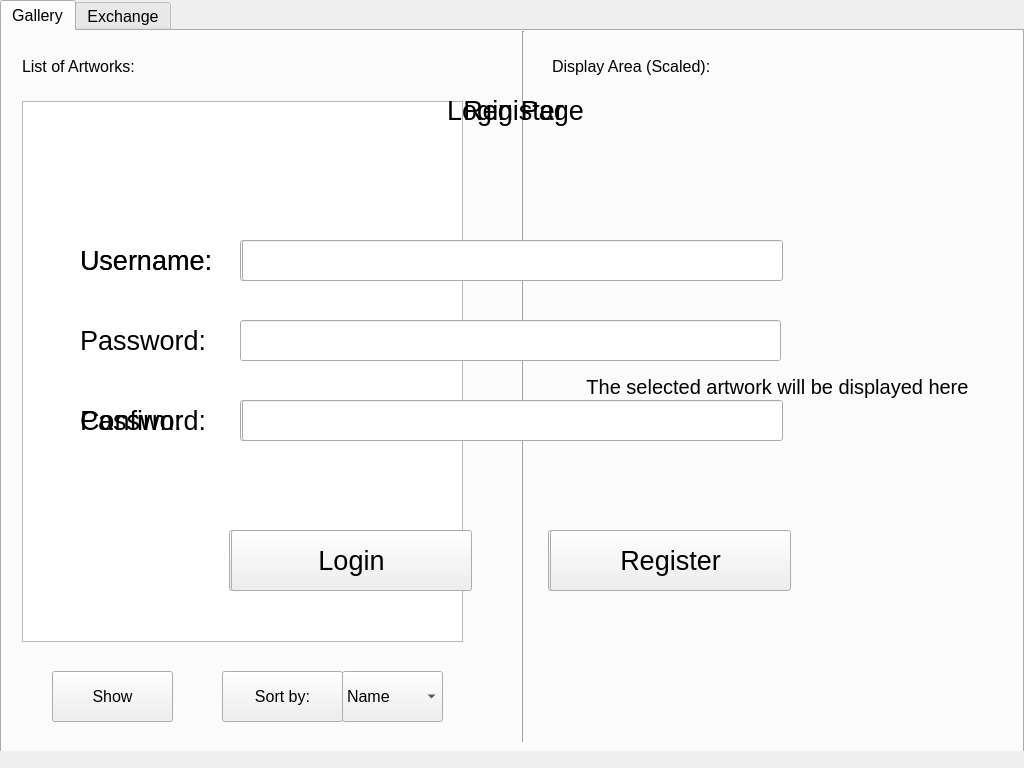
This is App.ui in kelvinEL20/3334Group as Qt 5 draws it before an edit. The edited form follows.
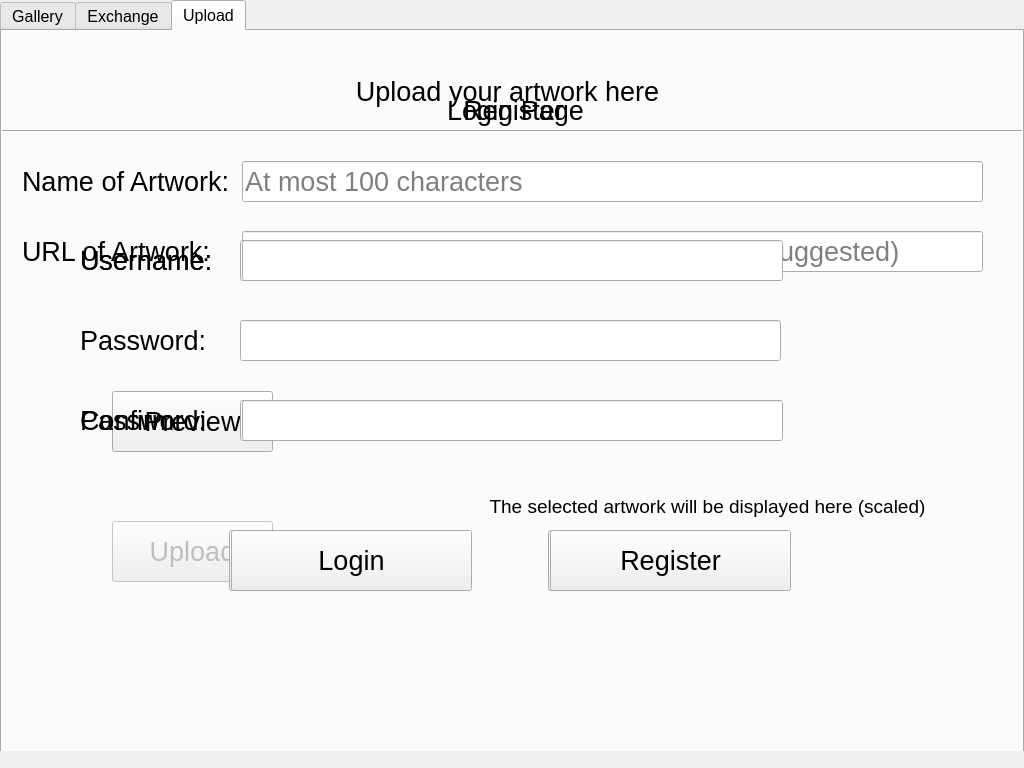
This is the edited form. The open tabs and pages were chosen to show the change.

Commit message: logout, show, sort finished upload tab added

Diff of the .ui file:
```diff
--- a/App.ui
+++ b/App.ui
@@ -454,7 +454,7 @@
         <rect>
          <x>340</x>
          <y>640</y>
-         <width>101</width>
+         <width>131</width>
          <height>51</height>
         </rect>
        </property>
@@ -482,7 +482,7 @@
         <cursorShape>PointingHandCursor</cursorShape>
        </property>
        <property name="text">
-        <string>Sort by:</string>
+        <string>Sort by</string>
        </property>
       </widget>
       <widget class="Line" name="GalleryLine">
@@ -491,7 +491,7 @@
          <x>511</x>
          <y>0</y>
          <width>21</width>
-         <height>711</height>
+         <height>601</height>
         </rect>
        </property>
        <property name="orientation">
@@ -736,6 +736,189 @@
        </property>
       </widget>
      </widget>
+     <widget class="QWidget" name="AppPageUploadTab">
+      <attribute name="title">
+       <string>Upload</string>
+      </attribute>
+      <widget class="QLabel" name="UploadLabel_1">
+       <property name="geometry">
+        <rect>
+         <x>0</x>
+         <y>40</y>
+         <width>1011</width>
+         <height>41</height>
+        </rect>
+       </property>
+       <property name="font">
+        <font>
+         <pointsize>20</pointsize>
+        </font>
+       </property>
+       <property name="text">
+        <string>Upload your artwork here</string>
+       </property>
+       <property name="alignment">
+        <set>Qt::AlignCenter</set>
+       </property>
+      </widget>
+      <widget class="QLabel" name="UploadLabel_2">
+       <property name="geometry">
+        <rect>
+         <x>20</x>
+         <y>130</y>
+         <width>221</width>
+         <height>41</height>
+        </rect>
+       </property>
+       <property name="font">
+        <font>
+         <pointsize>20</pointsize>
+        </font>
+       </property>
+       <property name="text">
+        <string>Name of Artwork:</string>
+       </property>
+       <property name="alignment">
+        <set>Qt::AlignLeading|Qt::AlignLeft|Qt::AlignVCenter</set>
+       </property>
+      </widget>
+      <widget class="Line" name="UploadLine">
+       <property name="geometry">
+        <rect>
+         <x>0</x>
+         <y>90</y>
+         <width>1021</width>
+         <height>21</height>
+        </rect>
+       </property>
+       <property name="orientation">
+        <enum>Qt::Horizontal</enum>
+       </property>
+      </widget>
+      <widget class="QLabel" name="UploadLabel_3">
+       <property name="geometry">
+        <rect>
+         <x>20</x>
+         <y>200</y>
+         <width>221</width>
+         <height>41</height>
+        </rect>
+       </property>
+       <property name="font">
+        <font>
+         <pointsize>20</pointsize>
+        </font>
+       </property>
+       <property name="text">
+        <string>URL of Artwork:</string>
+       </property>
+       <property name="alignment">
+        <set>Qt::AlignLeading|Qt::AlignLeft|Qt::AlignVCenter</set>
+       </property>
+      </widget>
+      <widget class="QLabel" name="UploadArtworkPreviewLabel">
+       <property name="geometry">
+        <rect>
+         <x>480</x>
+         <y>250</y>
+         <width>451</width>
+         <height>451</height>
+        </rect>
+       </property>
+       <property name="font">
+        <font>
+         <pointsize>14</pointsize>
+        </font>
+       </property>
+       <property name="text">
+        <string>The selected artwork will be displayed here (scaled)</string>
+       </property>
+       <property name="textFormat">
+        <enum>Qt::PlainText</enum>
+       </property>
+       <property name="scaledContents">
+        <bool>true</bool>
+       </property>
+       <property name="alignment">
+        <set>Qt::AlignCenter</set>
+       </property>
+      </widget>
+      <widget class="QLineEdit" name="UploadArtworkNameInput">
+       <property name="geometry">
+        <rect>
+         <x>240</x>
+         <y>130</y>
+         <width>741</width>
+         <height>41</height>
+        </rect>
+       </property>
+       <property name="font">
+        <font>
+         <pointsize>20</pointsize>
+        </font>
+       </property>
+       <property name="placeholderText">
+        <string>At most 100 characters</string>
+       </property>
+      </widget>
+      <widget class="QLineEdit" name="UploadArtworkUrlInput">
+       <property name="geometry">
+        <rect>
+         <x>240</x>
+         <y>200</y>
+         <width>741</width>
+         <height>41</height>
+        </rect>
+       </property>
+       <property name="font">
+        <font>
+         <pointsize>20</pointsize>
+        </font>
+       </property>
+       <property name="placeholderText">
+        <string>Supports .jpg, .jpeg and .png (imgur.com is suggested)</string>
+       </property>
+      </widget>
+      <widget class="QPushButton" name="btnUploadPreview">
+       <property name="geometry">
+        <rect>
+         <x>110</x>
+         <y>360</y>
+         <width>161</width>
+         <height>61</height>
+        </rect>
+       </property>
+       <property name="font">
+        <font>
+         <pointsize>20</pointsize>
+        </font>
+       </property>
+       <property name="text">
+        <string>Preview</string>
+       </property>
+      </widget>
+      <widget class="QPushButton" name="btnUploadUpload">
+       <property name="enabled">
+        <bool>false</bool>
+       </property>
+       <property name="geometry">
+        <rect>
+         <x>110</x>
+         <y>490</y>
+         <width>161</width>
+         <height>61</height>
+        </rect>
+       </property>
+       <property name="font">
+        <font>
+         <pointsize>20</pointsize>
+        </font>
+       </property>
+       <property name="text">
+        <string>Upload</string>
+       </property>
+      </widget>
+     </widget>
     </widget>
    </widget>
    <zorder>AppPage</zorder>
```
Left out of the diff: 38 changed lines with no effect on the pictures. The commit also changes 3 other files.
